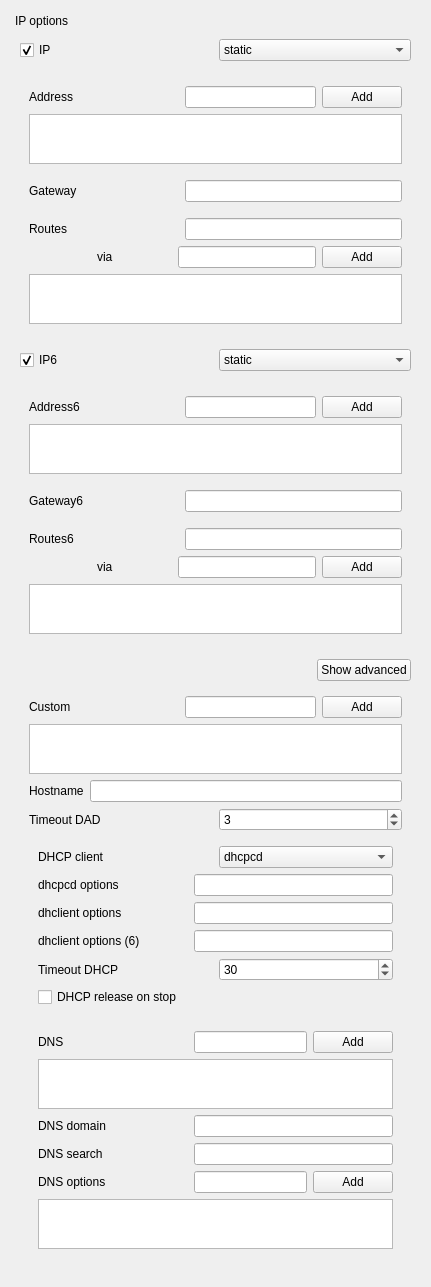
arcan1s/netctl-gui, file sources/gui/src/ipwidget.ui: the form before one commit.
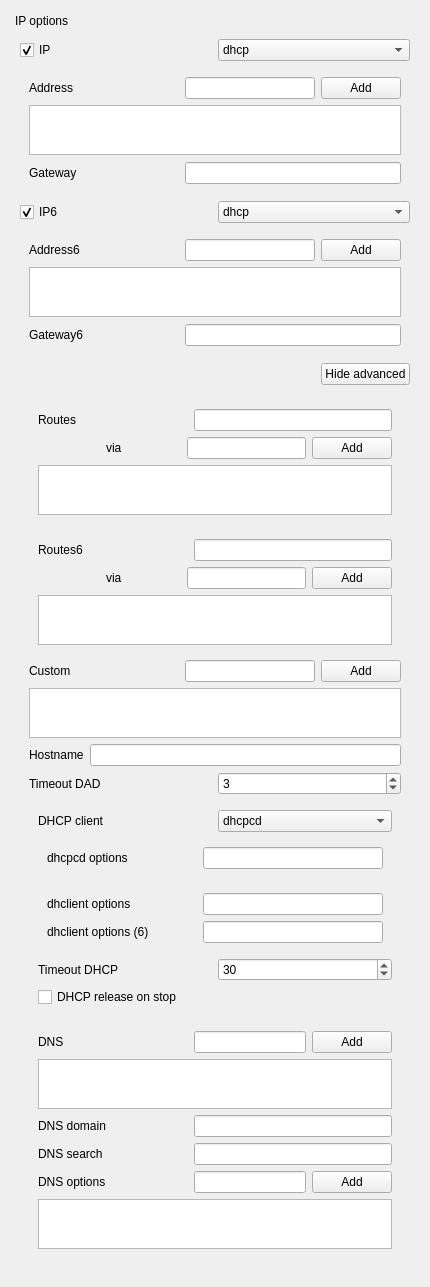
The form after the commit.

Commit message: now ip widget has been completed

Patch:
```diff
--- a/sources/gui/src/ipwidget.ui
+++ b/sources/gui/src/ipwidget.ui
@@ -6,7 +6,7 @@
    <rect>
     <x>0</x>
     <y>0</y>
-    <width>431</width>
+    <width>430</width>
     <height>1287</height>
    </rect>
   </property>
@@ -46,12 +46,12 @@
           <widget class="QComboBox" name="comboBox_ip">
            <item>
             <property name="text">
-             <string>static</string>
+             <string>dhcp</string>
             </property>
            </item>
            <item>
             <property name="text">
-             <string>dhcp</string>
+             <string>static</string>
             </property>
            </item>
           </widget>
@@ -129,90 +129,6 @@
             </item>
            </layout>
           </item>
-          <item>
-           <layout class="QVBoxLayout" name="layout_ipRoutes">
-            <item>
-             <layout class="QHBoxLayout" name="layout_ipRoutesLine">
-              <item>
-               <widget class="QLabel" name="label_ipRoutes">
-                <property name="minimumSize">
-                 <size>
-                  <width>150</width>
-                  <height>0</height>
-                 </size>
-                </property>
-                <property name="text">
-                 <string>Routes</string>
-                </property>
-               </widget>
-              </item>
-              <item>
-               <widget class="QLineEdit" name="lineEdit_ipRoutes">
-                <property name="toolTip">
-                 <string>An array of custom routes</string>
-                </property>
-               </widget>
-              </item>
-             </layout>
-            </item>
-            <item>
-             <layout class="QHBoxLayout" name="layout_ipRoutesLine2">
-              <item>
-               <spacer name="spacer_ipRoutes">
-                <property name="orientation">
-                 <enum>Qt::Horizontal</enum>
-                </property>
-                <property name="sizeType">
-                 <enum>QSizePolicy::Preferred</enum>
-                </property>
-                <property name="sizeHint" stdset="0">
-                 <size>
-                  <width>68</width>
-                  <height>20</height>
-                 </size>
-                </property>
-               </spacer>
-              </item>
-              <item>
-               <widget class="QLabel" name="label_ipRoutes2">
-                <property name="minimumSize">
-                 <size>
-                  <width>75</width>
-                  <height>0</height>
-                 </size>
-                </property>
-                <property name="text">
-                 <string>via</string>
-                </property>
-               </widget>
-              </item>
-              <item>
-               <widget class="QLineEdit" name="lineEdit_ipRoutes2"/>
-              </item>
-              <item>
-               <widget class="QPushButton" name="pushButton_ipRoutes">
-                <property name="text">
-                 <string>Add</string>
-                </property>
-               </widget>
-              </item>
-             </layout>
-            </item>
-            <item>
-             <widget class="QListWidget" name="listWidget_ipRoutes">
-              <property name="maximumSize">
-               <size>
-                <width>16777215</width>
-                <height>50</height>
-               </size>
-              </property>
-              <property name="toolTip">
-               <string>An array of physical network interfaces that this profile needs before it can be started</string>
-              </property>
-             </widget>
-            </item>
-           </layout>
-          </item>
          </layout>
         </widget>
        </item>
@@ -236,16 +152,26 @@
          </item>
          <item>
           <widget class="QComboBox" name="comboBox_ip6">
-           <item>
-            <property name="text">
-             <string>static</string>
-            </property>
-           </item>
            <item>
             <property name="text">
              <string>dhcp</string>
             </property>
            </item>
+           <item>
+            <property name="text">
+             <string>dhcp-noaddr</string>
+            </property>
+           </item>
+           <item>
+            <property name="text">
+             <string>static</string>
+            </property>
+           </item>
+           <item>
+            <property name="text">
+             <string>stateless</string>
+            </property>
+           </item>
           </widget>
          </item>
         </layout>
@@ -321,7 +247,124 @@
             </item>
            </layout>
           </item>
+         </layout>
+        </widget>
+       </item>
           <item>
+        <layout class="QHBoxLayout" name="layout_ipAdvanced">
+         <item>
+          <spacer name="spacer_ipAdvanced">
+           <property name="orientation">
+            <enum>Qt::Horizontal</enum>
+           </property>
+           <property name="sizeHint" stdset="0">
+            <size>
+             <width>40</width>
+             <height>20</height>
+            </size>
+           </property>
+          </spacer>
+         </item>
+         <item>
+          <widget class="QPushButton" name="pushButton_ipAdvanced">
+           <property name="text">
+            <string>Hide advanced</string>
+           </property>
+          </widget>
+         </item>
+        </layout>
+       </item>
+       <item>
+        <widget class="QWidget" name="widget_ipAdvanced" native="true">
+         <layout class="QVBoxLayout" name="verticalLayout_6">
+          <item>
+           <widget class="QWidget" name="widget_ipRoutes" native="true">
+            <layout class="QVBoxLayout" name="layout_ipRoutes">
+             <item>
+              <layout class="QHBoxLayout" name="layout_ipRoutesLine">
+               <item>
+                <widget class="QLabel" name="label_ipRoutes">
+                 <property name="minimumSize">
+                  <size>
+                   <width>150</width>
+                   <height>0</height>
+                  </size>
+                 </property>
+                 <property name="text">
+                  <string>Routes</string>
+                 </property>
+                </widget>
+               </item>
+               <item>
+                <widget class="QLineEdit" name="lineEdit_ipRoutes">
+                 <property name="toolTip">
+                  <string>An array of custom routes</string>
+                 </property>
+                </widget>
+               </item>
+              </layout>
+             </item>
+             <item>
+              <layout class="QHBoxLayout" name="layout_ipRoutesLine2">
+               <item>
+                <spacer name="spacer_ipRoutes">
+                 <property name="orientation">
+                  <enum>Qt::Horizontal</enum>
+                 </property>
+                 <property name="sizeType">
+                  <enum>QSizePolicy::Preferred</enum>
+                 </property>
+                 <property name="sizeHint" stdset="0">
+                  <size>
+                   <width>68</width>
+                   <height>20</height>
+                  </size>
+                 </property>
+                </spacer>
+               </item>
+               <item>
+                <widget class="QLabel" name="label_ipRoutes2">
+                 <property name="minimumSize">
+                  <size>
+                   <width>75</width>
+                   <height>0</height>
+                  </size>
+                 </property>
+                 <property name="text">
+                  <string>via</string>
+                 </property>
+                </widget>
+               </item>
+               <item>
+                <widget class="QLineEdit" name="lineEdit_ipRoutes2"/>
+               </item>
+               <item>
+                <widget class="QPushButton" name="pushButton_ipRoutes">
+                 <property name="text">
+                  <string>Add</string>
+                 </property>
+                </widget>
+               </item>
+              </layout>
+             </item>
+             <item>
+              <widget class="QListWidget" name="listWidget_ipRoutes">
+               <property name="maximumSize">
+                <size>
+                 <width>16777215</width>
+                 <height>50</height>
+                </size>
+               </property>
+               <property name="toolTip">
+                <string>An array of physical network interfaces that this profile needs before it can be started</string>
+               </property>
+              </widget>
+             </item>
+            </layout>
+           </widget>
+          </item>
+          <item>
+           <widget class="QWidget" name="widget_ipRoutes6" native="true">
            <layout class="QVBoxLayout" name="layout_ipRoutes6">
             <item>
              <layout class="QHBoxLayout" name="layout_ipRoutes6Line">
@@ -404,37 +447,8 @@
              </widget>
             </item>
            </layout>
-          </item>
-         </layout>
-        </widget>
-       </item>
-       <item>
-        <layout class="QHBoxLayout" name="layout_ipAdvanced">
-         <item>
-          <spacer name="spacer_ipAdvanced">
-           <property name="orientation">
-            <enum>Qt::Horizontal</enum>
-           </property>
-           <property name="sizeHint" stdset="0">
-            <size>
-             <width>40</width>
-             <height>20</height>
-            </size>
-           </property>
-          </spacer>
-         </item>
-         <item>
-          <widget class="QPushButton" name="pushButton_ipAdvanced">
-           <property name="text">
-            <string>Show advanced</string>
-           </property>
-          </widget>
-         </item>
-        </layout>
-       </item>
-       <item>
-        <widget class="QWidget" name="widget_ipAdvanced" native="true">
-         <layout class="QVBoxLayout" name="verticalLayout_6">
+           </widget>
+          </item>
           <item>
            <layout class="QVBoxLayout" name="layout_custom">
             <item>
@@ -568,7 +582,8 @@
               </layout>
              </item>
              <item>
-              <layout class="QHBoxLayout" name="layout_dhcpcdOpt">
+              <widget class="QWidget" name="widget_dhcpcdOpt" native="true">
+               <layout class="QHBoxLayout" name="horizontalLayout">
                <item>
                 <widget class="QLabel" name="label_dhcpcdOpt">
                  <property name="minimumSize">
@@ -590,7 +605,11 @@
                 </widget>
                </item>
               </layout>
+              </widget>
              </item>
+             <item>
+              <widget class="QWidget" name="widget_dhclientOpt" native="true">
+               <layout class="QVBoxLayout" name="verticalLayout_8">
              <item>
               <layout class="QHBoxLayout" name="layout_dhclientOpt">
                <item>
@@ -639,6 +658,9 @@
                </item>
               </layout>
              </item>
+               </layout>
+              </widget>
+             </item>
              <item>
               <layout class="QHBoxLayout" name="layout_timeoutDhcp">
                <item>
@@ -759,7 +781,7 @@
              <item>
               <layout class="QHBoxLayout" name="layout_dnsSearch">
                <item>
-                <widget class="QLabel" name="label_dnsSearch_2">
+                <widget class="QLabel" name="label_dnsSearch">
                  <property name="minimumSize">
                   <size>
                    <width>150</width>
@@ -772,7 +794,7 @@
                 </widget>
                </item>
                <item>
-                <widget class="QLineEdit" name="lineEdit_dnsSearch_2">
+                <widget class="QLineEdit" name="lineEdit_dnsSearch">
                  <property name="toolTip">
                   <string>A ‘search’ line for /etc/resolv.conf</string>
                  </property>
@@ -785,7 +807,7 @@
                <item>
                 <layout class="QHBoxLayout" name="layout_dnsOptionsLine">
                  <item>
-                  <widget class="QLabel" name="label_dnsSearch">
+                  <widget class="QLabel" name="label_dnsOptions">
                    <property name="minimumSize">
                     <size>
                      <width>150</width>
@@ -798,10 +820,10 @@
                   </widget>
                  </item>
                  <item>
-                  <widget class="QLineEdit" name="lineEdit_dnsSearch"/>
+                  <widget class="QLineEdit" name="lineEdit_dnsOptions"/>
                  </item>
                  <item>
-                  <widget class="QPushButton" name="pushButton_dnsSearch">
+                  <widget class="QPushButton" name="pushButton_dnsOptions">
                    <property name="text">
                     <string>Add</string>
                    </property>
@@ -810,7 +832,7 @@
                 </layout>
                </item>
                <item>
-                <widget class="QListWidget" name="listWidget_dnsSearch">
+                <widget class="QListWidget" name="listWidget_dnsOptions">
                  <property name="maximumSize">
                   <size>
                    <width>16777215</width>
```
Left out of the diff: 83 changed lines with no effect on the pictures. Lines whose indentation alone changed are shown as unchanged. The commit also changes 4 other files.
